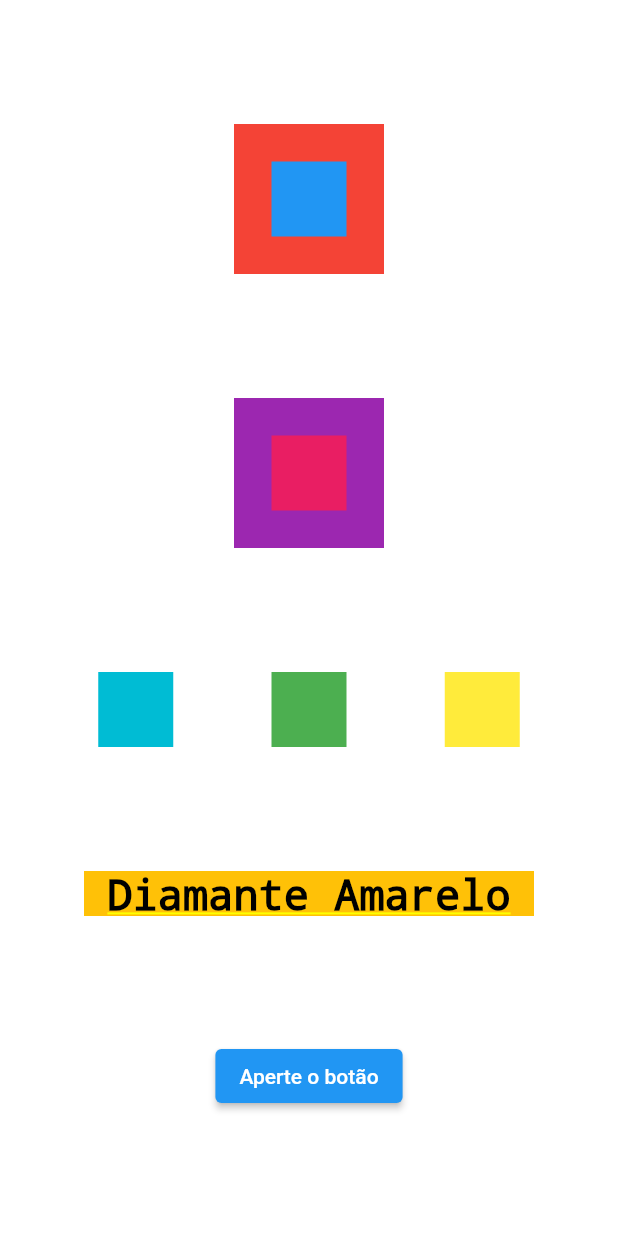
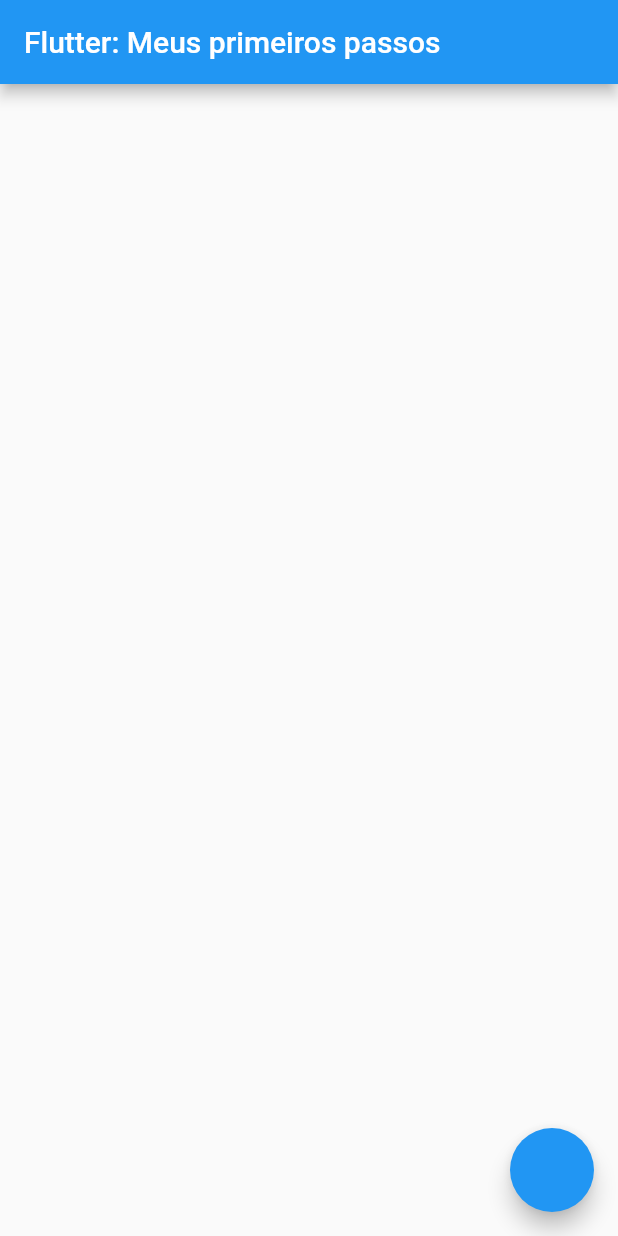
Before and after one commit to arailson/Primeiro_Projeto_Dart, a Flutter app: the screen it shows after launch, on a phone screen of 412 x 824 dp. Run offline on Flutter 3.47's test engine with Material 2 defaults, Android fonts, the phone set to English and light mode, and no system bars.

Commit message:
Widget Scaffold

```diff
--- a/lib/main.dart
+++ b/lib/main.dart
@@ -24,82 +24,10 @@ class MyApp extends StatelessWidget {
           // is not restarted.
           primarySwatch: Colors.blue,
         ),
-      home: Container(
-          color: Colors.white,
-          child: Column(
-            mainAxisAlignment: MainAxisAlignment.spaceEvenly,
-            crossAxisAlignment: CrossAxisAlignment.center,
-            children: [
-              Stack(
-                alignment: AlignmentDirectional.center,
-                children: [
-                  Container(
-                    color: Colors.red,
-                    width: 100,
-                    height: 100,
-                  ),
-                  Container(
-                    color: Colors.blue,
-                    width: 50,
-                    height: 50,
-                  )
-                ],
-              ),
-              Stack(
-                alignment: AlignmentDirectional.center,
-                children: [
-                  Container(
-                    color: Colors.purple,
-                    width: 100,
-                    height: 100,
-                  ),
-                  Container(
-                    color: Colors.pink,
-                    width: 50,
-                    height: 50,
-                  )
-                ],
-              ),
-              Row(
-                mainAxisAlignment: MainAxisAlignment.spaceEvenly,
-                crossAxisAlignment: CrossAxisAlignment.center,
-                children: [
-                  Container(
-                    color: Colors.cyan,
-                    height: 50,
-                    width: 50,
-                  ),
-                  Container(
-                    color: Colors.green,
-                    height: 50,
-                    width: 50,
-                  ),
-                  Container(
-                    color: Colors.yellow,
-                    height: 50,
-                    width: 50,
-                  ),
-                ],
-              ),
-              Container(
-                color: Colors.amber,
-                height: 30,
-                width: 300,
-                child: Text('Diamante Amarelo',
-                    textAlign: TextAlign.center,
-                    style: TextStyle(
-                      color: Colors.black,
-                      fontSize: 28,
-                    )),
-              ),
-              ElevatedButton(
-                onPressed: () {
-                  print('Você apertou o botão');
-                },
-                child: Text('Aperte o botão'),
-              ),
-            ],
-          )),
-    );
+        home: Scaffold(
+          appBar: AppBar(title: Text('Flutter: Meus primeiros passos')),
+          body: Container(),
+          floatingActionButton: FloatingActionButton(onPressed: (){},),
+        ));
   }
 }
```
Also changed, not shown: lib/minha_primeira_tela.dart (added, +76 -0 lines). Lines whose indentation alone changed are shown as unchanged.
